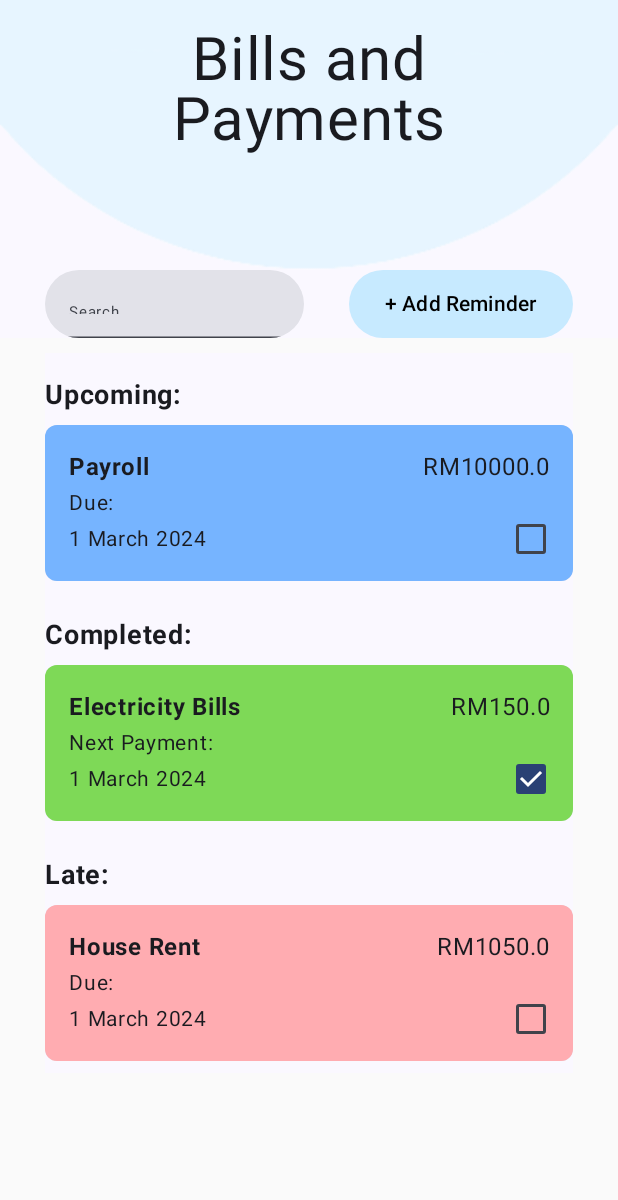
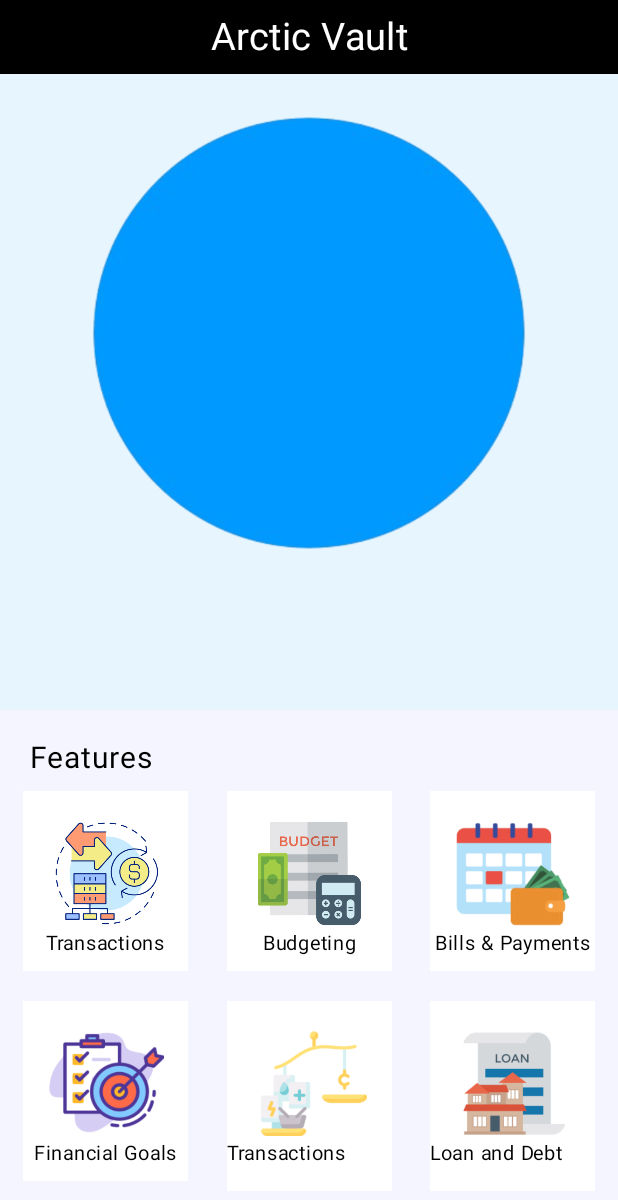
Before and after one commit to ExoticPengy/ArcticVault, an Android app built with Jetpack Compose: the screen it shows after launch (MainActivity), on a phone screen of 412 x 824 dp. Shown: the top 1200 px of the screen. Run offline under Robolectric (Android 15) with nearby library versions, the phone set to English and light mode, and no system bars.

Commit message:
add navigation controller

```diff
--- a/app/build.gradle.kts
+++ b/app/build.gradle.kts
@@ -59,6 +59,7 @@ dependencies {
     implementation(libs.androidx.ui.graphics)
     implementation(libs.androidx.ui.tooling.preview)
     implementation(libs.androidx.material3)
+    implementation(libs.androidx.navigation.compose)
     testImplementation(libs.junit)
     androidTestImplementation(libs.androidx.junit)
     androidTestImplementation(libs.androidx.espresso.core)
--- a/app/src/main/java/com/example/arcticvault/MainActivity.kt
+++ b/app/src/main/java/com/example/arcticvault/MainActivity.kt
@@ -10,6 +10,9 @@ import androidx.compose.material3.Text
 import androidx.compose.runtime.Composable
 import androidx.compose.ui.Modifier
 import androidx.compose.ui.tooling.preview.Preview
+import androidx.navigation.compose.NavHost
+import androidx.navigation.compose.composable
+import androidx.navigation.compose.rememberNavController
 import com.example.arcticvault.ui.theme.ArcticVaultTheme
 import com.example.arcticvault.ui.theme.ReminderScreen
 
@@ -18,12 +21,20 @@ class MainActivity : ComponentActivity() {
         super.onCreate(savedInstanceState)
         setContent {
             ArcticVaultTheme {
-                // A surface container using the 'background' color from the theme
-                //HomeScreen(modifier = Modifier, name = "James")
-                ReminderScreen()
-
+                MainScreen()
+                //ReminderScreen()
             }
         }
+    }
+}
+
+//Main Screen Controller
+@Composable
+fun MainScreen() {
+    val navController = rememberNavController()
+    NavHost(navController = navController, startDestination = "home") {
+        composable("home") { HomeScreen(navController, Modifier, "James") }
+        composable("reminder") { ReminderScreen() }
     }
 }
 
--- a/app/src/main/java/com/example/arcticvault/ui/theme/HomeScreen.kt
+++ b/app/src/main/java/com/example/arcticvault/ui/theme/HomeScreen.kt
@@ -2,6 +2,7 @@ package com.example.arcticvault
 
 import androidx.compose.foundation.Image
 import androidx.compose.foundation.background
+import androidx.compose.foundation.clickable
 import androidx.compose.foundation.layout.Arrangement
 import androidx.compose.foundation.layout.Box
 import androidx.compose.foundation.layout.Column
@@ -21,36 +22,37 @@ import androidx.compose.ui.res.painterResource
 import androidx.compose.ui.text.style.TextAlign
 import androidx.compose.ui.unit.dp
 import androidx.compose.ui.unit.sp
+import androidx.navigation.NavController
+import androidx.navigation.compose.NavHost
+import androidx.navigation.compose.composable
+import androidx.navigation.compose.rememberNavController
+import com.example.arcticvault.ui.theme.ReminderScreen
 
 @Composable
-fun HomeScreen(modifier: Modifier = Modifier, name:String) {
+fun HomeScreen(navController: NavController, modifier: Modifier = Modifier, name:String) {
     Surface (
         Modifier.fillMaxSize(),
         color = Color(231,245,255)){
 
     }
     Column {
-        TopBanner()
+        Surface(modifier = Modifier
+            .fillMaxWidth(),
+            color = Color(0,0,0)
+        ){
+            Row (modifier = Modifier.padding(vertical = 10.dp),
+                horizontalArrangement = Arrangement.Center){
+                Text(text = "Arctic Vault", color = Color.White, fontSize = 25.sp, textAlign = TextAlign.Center)
+            }
+        }
         GreetingMessage(modifier = Modifier,name = name)
-        HomeScreenUI()
+        HomeScreenUI(navController)
         UpcomingBills()
     }
 
 }
 
-@Composable
-fun TopBanner(){
-    Surface(modifier = Modifier
-        .fillMaxWidth(),
-        color = Color(0,0,0)
-    ){
-        Row (modifier = Modifier.padding(vertical = 10.dp),
-            horizontalArrangement = Arrangement.Center){
-            Text(text = "Arctic Vault", color = Color.White, fontSize = 25.sp, textAlign = TextAlign.Center)
-        }
-    }
-}
-
+//User profile and user name
 @Composable
 fun GreetingMessage(modifier: Modifier = Modifier, name:String){
     Surface(modifier = Modifier
@@ -81,8 +83,9 @@ fun GreetingMessage(modifier: Modifier = Modifier, name:String){
     }
 }
 
+//All features Ui
 @Composable
-fun HomeScreenUI() {
+fun HomeScreenUI(navController: NavController) {
     Surface(
         modifier = Modifier
             .fillMaxWidth(),
@@ -104,7 +107,7 @@ fun HomeScreenUI() {
             ) {
                 FeatureItem(R.drawable.trans_icon, "Transactions")
                 FeatureItem(R.drawable.budget_icon, "Budgeting")
-                FeatureItem(R.drawable.bill_icon, "Bills & Payments")
+                FeatureItem(R.drawable.bill_icon, "Bills & Payments", onClick = {navController.navigate("reminder")})
             }
             Row(
                 horizontalArrangement = Arrangement.SpaceEvenly,
@@ -119,10 +122,11 @@ fun HomeScreenUI() {
 }
 
 @Composable
-fun FeatureItem(icon: Int, text: String, isLonger: Boolean = false) {
+fun FeatureItem(icon: Int, text: String, isLonger: Boolean = false, onClick: () -> Unit = {}) {
     Column(
         horizontalAlignment = Alignment.CenterHorizontally,
         modifier = Modifier.padding(10.dp)
+            .clickable(onClick = onClick)
     ) {
         Box(
             modifier = Modifier
@@ -151,6 +155,8 @@ fun FeatureItem(icon: Int, text: String, isLonger: Boolean = false) {
     }
 }
 
+
+//upcoming bill
 @Composable
 fun UpcomingBills(){
     Surface (modifier = Modifier.padding(20.dp), color = Color(231,245,255)){
--- a/app/src/main/java/com/example/arcticvault/ui/theme/Reminder.kt
+++ b/app/src/main/java/com/example/arcticvault/ui/theme/Reminder.kt
@@ -42,7 +42,6 @@ import com.example.arcticvault.R
 @Composable
 fun ReminderScreen() {
     Surface {
-
     }
     Column {
         ReminderTopUi()
--- a/gradle/libs.versions.toml
+++ b/gradle/libs.versions.toml
@@ -8,6 +8,7 @@ espressoCore = "3.5.1"
 lifecycleRuntimeKtx = "2.7.0"
 activityCompose = "1.8.2"
 composeBom = "2023.08.00"
+navigationCompose = "2.7.7"
 
 [libraries]
 androidx-core-ktx = { group = "androidx.core", name = "core-ktx", version.ref = "coreKtx" }
@@ -24,6 +25,7 @@ androidx-ui-tooling-preview = { group = "androidx.compose.ui", name = "ui-toolin
 androidx-ui-test-manifest = { group = "androidx.compose.ui", name = "ui-test-manifest" }
 androidx-ui-test-junit4 = { group = "androidx.compose.ui", name = "ui-test-junit4" }
 androidx-material3 = { group = "androidx.compose.material3", name = "material3" }
+androidx-navigation-compose = { group = "androidx.navigation", name = "navigation-compose", version.ref = "navigationCompose" }
 
 [plugins]
 androidApplication = { id = "com.android.application", version.ref = "agp" }
```
